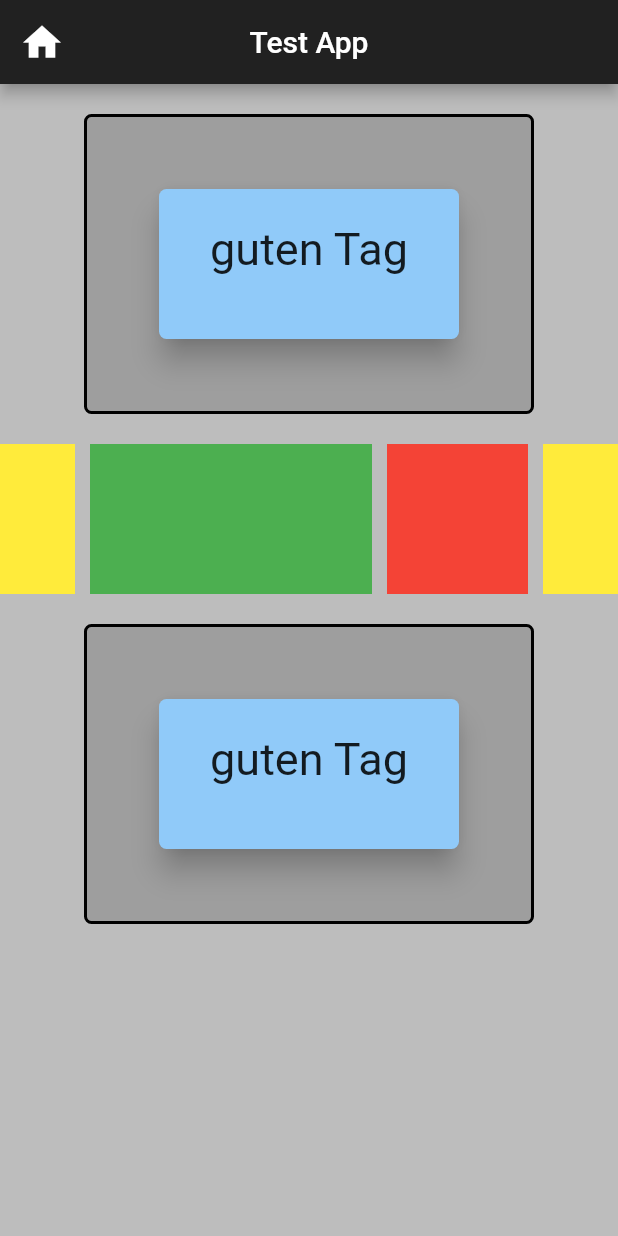
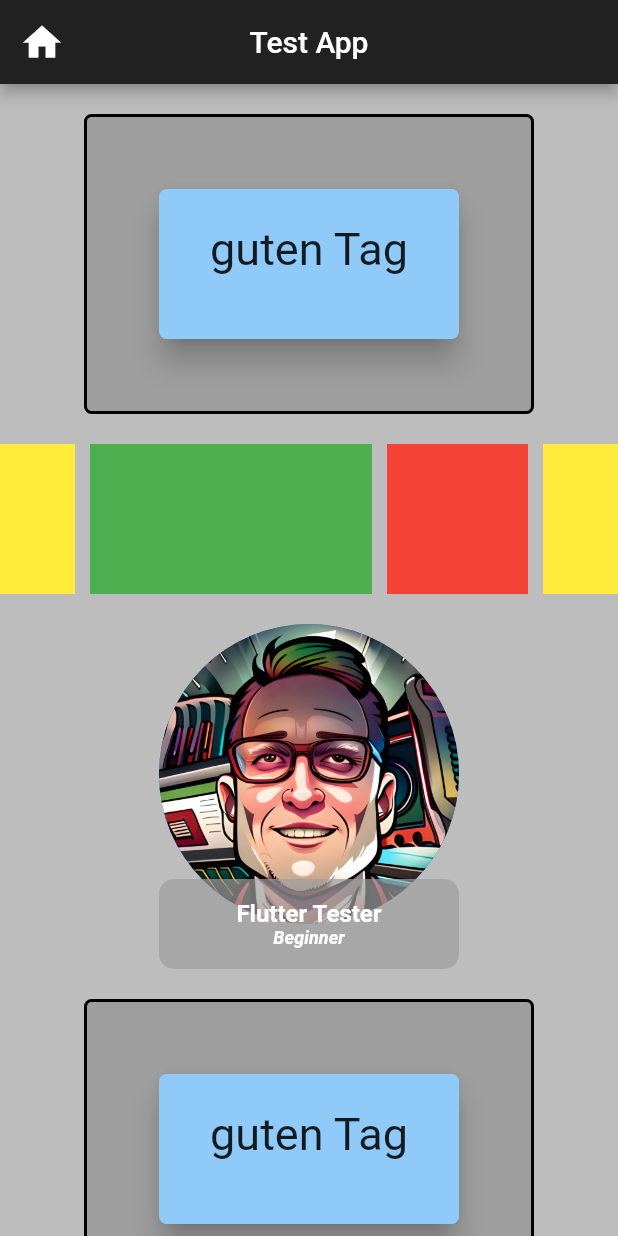
Before and after one commit to markusweiss/flutter-train, a Flutter app: the screen it shows after launch, on a phone screen of 412 x 824 dp. Run offline on Flutter 3.47's test engine with Material 2 defaults, Android fonts, the phone set to English and light mode, and no system bars; Roboto replaces fonts that are missing (Ruby).

Commit message:
add assets and profile image

```diff
--- a/flutter_grundlagen/testapp/lib/presentation/pages/widgets_example_page.dart
+++ b/flutter_grundlagen/testapp/lib/presentation/pages/widgets_example_page.dart
@@ -1,5 +1,6 @@
 import 'package:flutter/material.dart';
 import 'package:testapp/presentation/widgets/container.text.dart';
+import 'package:testapp/presentation/widgets/profile_image.dart';
 import 'package:testapp/presentation/widgets/row_expanded.dart';
 
 class WidgetsExamplePage extends StatelessWidget {
@@ -18,7 +19,8 @@ class WidgetsExamplePage extends StatelessWidget {
         centerTitle: true,
         title: const Text("Test App"),
       ),
-      body: const Center(
+      body: const SingleChildScrollView(
+        physics: BouncingScrollPhysics(),
         child: Column(
           mainAxisAlignment: MainAxisAlignment.start,
           crossAxisAlignment: CrossAxisAlignment.center,
@@ -34,6 +36,10 @@ class WidgetsExamplePage extends StatelessWidget {
             SizedBox(
               height: 20,
             ),
+            ProfilePicture(),
+            SizedBox(
+              height: 20,
+            ),
             ContainerText(),
           ],
         ),
--- /dev/null
+++ b/flutter_grundlagen/testapp/lib/presentation/widgets/profile_image.dart
@@ -0,0 +1,55 @@
+import 'package:flutter/material.dart';
+
+class ProfilePicture extends StatelessWidget {
+  const ProfilePicture({Key? key}) : super(key: key);
+
+  @override
+  Widget build(BuildContext context) {
+    return SizedBox(
+      height: 230,
+      width: 200,
+      child: Stack(
+        children: [
+          const SizedBox(
+            height: 200,
+            child: CircleAvatar(
+              radius: 200,
+              backgroundImage: AssetImage("assets/images/me.jpeg"),
+            ),
+          ),
+          Align(
+            alignment: Alignment.bottomCenter,
+            child: Container(
+              alignment: Alignment.center,
+              height: 60,
+              width: 200,
+              decoration: BoxDecoration(
+                  color: Colors.grey.withOpacity(0.7),
+                  borderRadius: BorderRadius.circular(10)),
+              child: const Column(
+                mainAxisAlignment: MainAxisAlignment.center,
+                children: [
+                  Text(
+                    "Flutter Tester",
+                    style: TextStyle(
+                        fontSize: 16,
+                        fontWeight: FontWeight.bold,
+                        color: Colors.white),
+                  ),
+                  Text(
+                    "Beginner",
+                    style: TextStyle(
+                        fontSize: 12,
+                        fontWeight: FontWeight.bold,
+                        fontStyle: FontStyle.italic,
+                        color: Colors.white),
+                  ),
+                ],
+              ),
+            ),
+          )
+        ],
+      ),
+    );
+  }
+}
--- a/flutter_grundlagen/testapp/pubspec.yaml
+++ b/flutter_grundlagen/testapp/pubspec.yaml
@@ -59,8 +59,8 @@ flutter:
   uses-material-design: true
 
   # To add assets to your application, add an assets section, like this:
-  # assets:
-  #   - images/a_dot_burr.jpeg
+  assets:
+      - assets/images/
   #   - images/a_dot_ham.jpeg
 
   # An image asset can refer to one or more resolution-specific "variants", see
```
Also changed, not shown: flutter_grundlagen/testapp/assets/images/me.jpeg (added).
